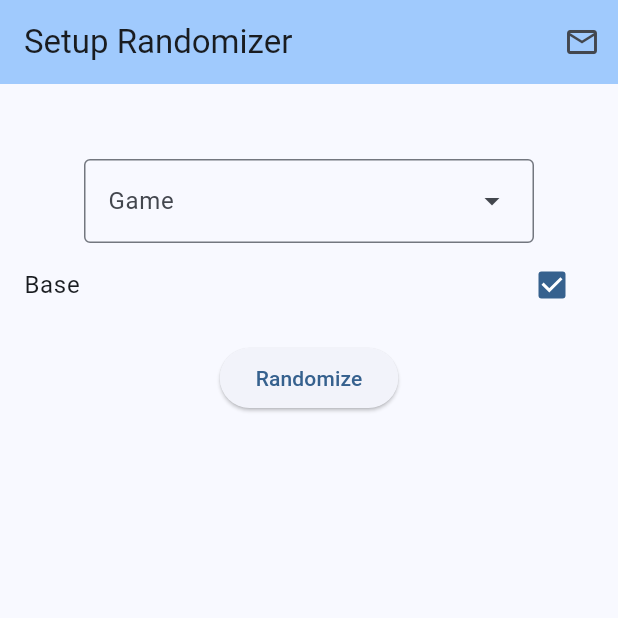
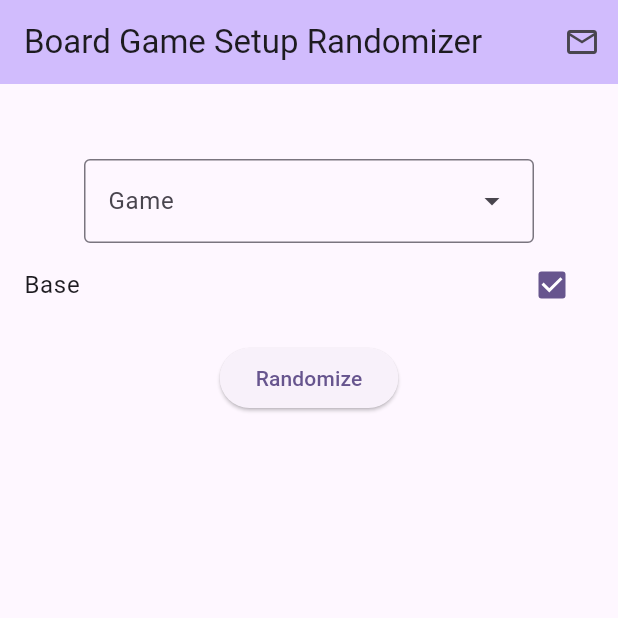
Before and after one commit to anovis/BG-Setup, a Flutter app: the screen it shows after launch, on a phone screen of 412 x 824 dp, the top half of it. Run offline on Flutter 3.47's test engine with Material 3 defaults, Android fonts, the phone set to English and light mode, and no system bars; our stand-ins replace numberpicker, sqflite, sqflite_common_ffi_web; accounts and stored records are empty.

Commit message:
bump version

```diff
--- a/lib/main.dart
+++ b/lib/main.dart
@@ -26,7 +26,8 @@ class MyApp extends StatelessWidget {
     return MaterialApp(
       title: 'Board Game Randomizer',
       theme: ThemeData(
-        colorScheme: ColorScheme.fromSeed(seedColor: Colors.blue),
+        colorScheme: ColorScheme.fromSeed(
+            seedColor: const Color.fromARGB(255, 107, 9, 236)),
         useMaterial3: true,
       ),
       home: const Main(),
@@ -217,7 +218,7 @@ class _MainState extends State<Main> {
   Widget build(BuildContext context) {
     return Scaffold(
       appBar: AppBar(
-          title: const Text("Setup Randomizer"),
+          title: const Text("Board Game Setup Randomizer"),
           backgroundColor: Theme.of(context).colorScheme.inversePrimary,
           actions: <Widget>[
             IconButton(
--- a/pubspec.yaml
+++ b/pubspec.yaml
@@ -3,7 +3,7 @@ description: Randmize board game starting setup
 
 publish_to: 'none' # Remove this line if you wish to publish to pub.dev
 
-version: 1.0.3+4
+version: 1.1.0+5
 
 environment:
   sdk: '>=3.3.0 <4.0.0'
```
